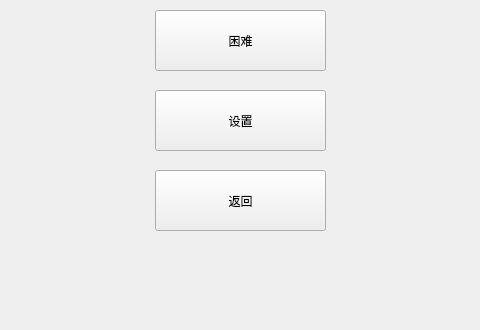
First picture: the form in chooselevel_ui.ui, repository hjwforever/LinkGame, before the edit; both pictures show x 135 to 615 and y 270 to 600 of the 800 by 600 pixel window.
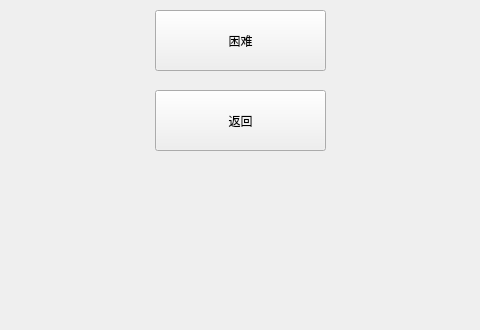
Second picture: the form after the edit.

Commit message: 胡江浩删了chooseLevel中的设置按钮

Diff of the .ui file:
```diff
--- a/chooselevel_ui.ui
+++ b/chooselevel_ui.ui
@@ -57,26 +57,13 @@
     <property name="geometry">
      <rect>
       <x>290</x>
-      <y>440</y>
-      <width>171</width>
-      <height>61</height>
-     </rect>
-    </property>
-    <property name="text">
-     <string>返回</string>
-    </property>
-   </widget>
-   <widget class="QPushButton" name="setButton">
-    <property name="geometry">
-     <rect>
-      <x>290</x>
       <y>360</y>
       <width>171</width>
       <height>61</height>
      </rect>
     </property>
     <property name="text">
-     <string>设置</string>
+     <string>返回</string>
     </property>
    </widget>
   </widget>
```
The commit also changes 2 other files.
